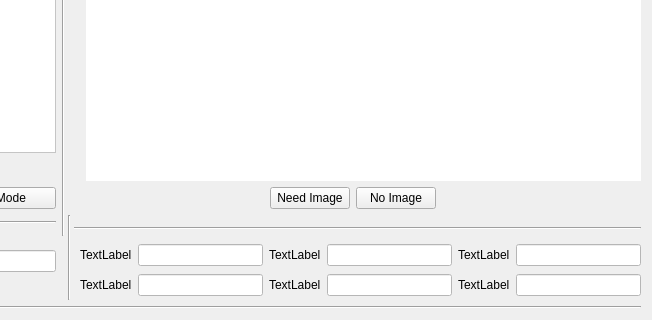
Qt form qt_client/test_client/client.ui (TIWTIW/causual-project) before a commit; both pictures show x 234 to 886 and y 221 to 541 of the 886 by 541 pixel window.
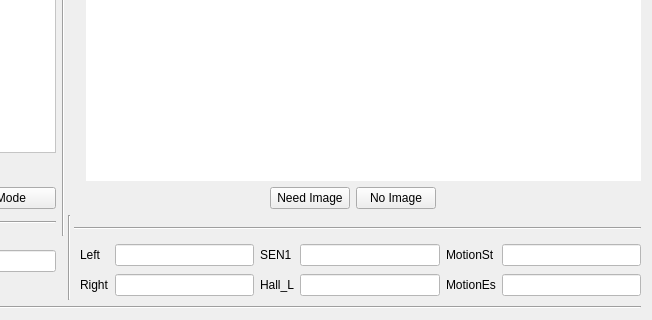
The same form after that commit.

Diff of the .ui file:
```diff
--- a/qt_client/test_client/client.ui
+++ b/qt_client/test_client/client.ui
@@ -160,7 +160,7 @@
       <item row="0" column="2">
        <widget class="QLabel" name="label_6">
         <property name="text">
-         <string>TextLabel</string>
+         <string>SEN1</string>
         </property>
        </widget>
       </item>
@@ -174,7 +174,7 @@
       <item row="0" column="4">
        <widget class="QLabel" name="label_8">
         <property name="text">
-         <string>TextLabel</string>
+         <string>MotionSt</string>
         </property>
        </widget>
       </item>
@@ -188,7 +188,7 @@
       <item row="1" column="0">
        <widget class="QLabel" name="label_5">
         <property name="text">
-         <string>TextLabel</string>
+         <string>Right</string>
         </property>
        </widget>
       </item>
@@ -202,7 +202,7 @@
       <item row="1" column="2">
        <widget class="QLabel" name="label_7">
         <property name="text">
-         <string>TextLabel</string>
+         <string>Hall_L</string>
         </property>
        </widget>
       </item>
@@ -216,7 +216,7 @@
       <item row="1" column="4">
        <widget class="QLabel" name="label_9">
         <property name="text">
-         <string>TextLabel</string>
+         <string>MotionEs</string>
         </property>
        </widget>
       </item>
@@ -230,7 +230,7 @@
       <item row="0" column="0">
        <widget class="QLabel" name="label_4">
         <property name="text">
-         <string>TextLabel</string>
+         <string>Left</string>
         </property>
        </widget>
       </item>
```
Left out of the diff: 24 changed lines with no effect on the pictures.
